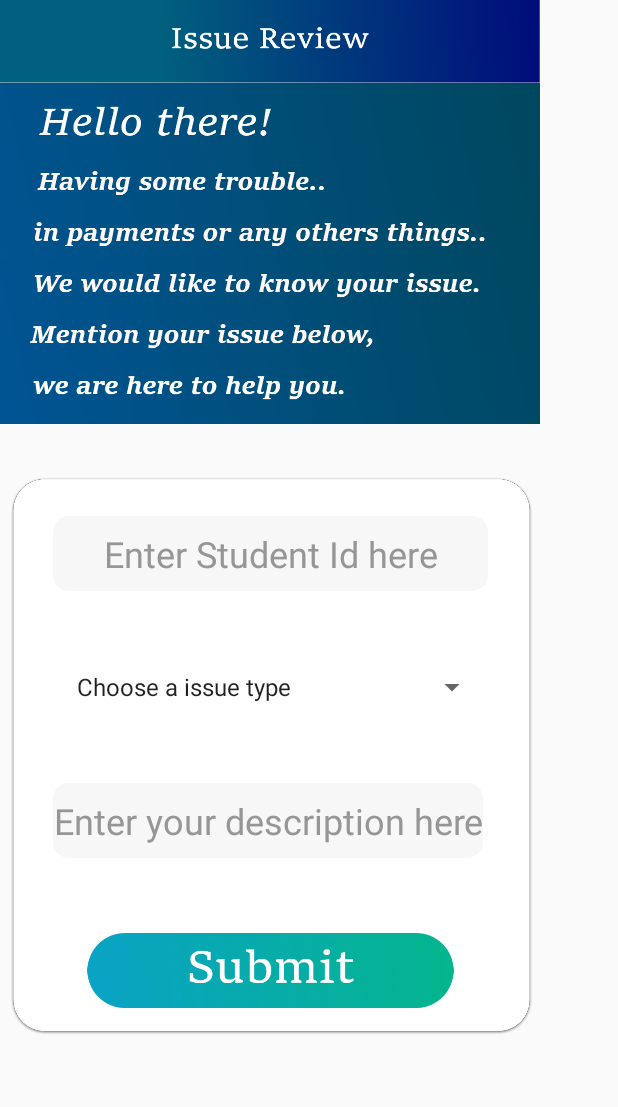
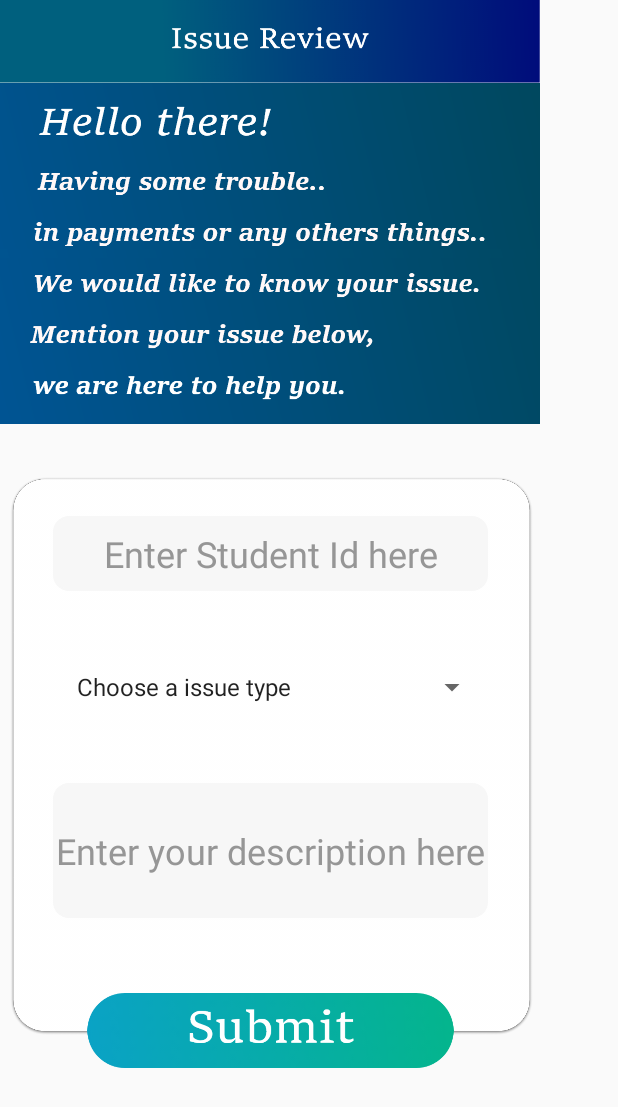
Before and after one commit to JulienAngelo/School-Management-System, an Android app: the screen it shows after launch (Issue_Review), on a phone screen of 412 x 824 dp. Shown: the top 1107 px of the screen. Run offline under Robolectric (Android 15) with nearby library versions, the phone set to English and light mode, and no system bars; our stand-ins replace Firebase (no records; nobody signed in at launch, a user with empty details on screens opened directly).

Commit message:
Issue_Review Completed.

```diff
--- a/app/src/main/res/layout/activity_issue__review.xml
+++ b/app/src/main/res/layout/activity_issue__review.xml
@@ -24,18 +24,20 @@
             android:layout_width="360dp"
             android:layout_height="285dp"
             android:layout_marginTop="-1dp"
-            android:layout_marginRight="20dp">
+            android:layout_marginEnd="20dp">
 
         <ImageView
             android:layout_width="400dp"
             android:layout_height="57dp"
-            android:src="@drawable/issue_review_header" />
+            android:src="@drawable/issue_review_header"
+            android:contentDescription="@string/issue_header" />
 
         <ImageView
             android:layout_width="wrap_content"
             android:layout_height="230dp"
             android:src="@drawable/issue_heaer_description"
-            android:layout_marginTop="55dp"/>
+            android:layout_marginTop="55dp"
+            android:contentDescription="@string/issue_description_header" />
         </RelativeLayout>
         <ScrollView
             android:layout_width="match_parent"
@@ -43,47 +45,50 @@
 
                 <LinearLayout
                     android:layout_width="match_parent"
-                    android:layout_height="match_parent"
+                    android:layout_height="wrap_content"
                     android:orientation="vertical">
 
         <ImageView
             android:layout_width="350dp"
             android:layout_height="400dp"
-            android:layout_marginLeft="6dp"
+            android:layout_marginStart="6dp"
             android:layout_marginTop="20dp"
-            android:src="@drawable/issue_rectangle" />
+            android:src="@drawable/issue_rectangle"
+            android:contentDescription="@string/rectangle_issue" />
 
         <EditText
             android:id="@+id/issue_student_id"
             android:layout_width="290dp"
             android:layout_height="50dp"
-            android:hint="Enter Student Id here"
+            android:hint="@string/enter_student_id_here"
             android:textSize="24sp"
             android:background="@drawable/issue_button"
             android:gravity="center"
             android:layout_marginTop="-360dp"
-            android:layout_marginLeft="35dp"
+            android:layout_marginStart="35dp"
             android:textColorHint="#969696"
-            android:inputType="number"/>
+            android:inputType="number"
+            android:autofillHints="" />
         <Spinner
             android:id="@+id/spinner"
             android:layout_width="290dp"
             android:layout_height="wrap_content"
             android:layout_marginTop="40dp"
-            android:layout_marginLeft="35dp"
+            android:layout_marginStart="35dp"
             />
         <EditText
             android:id="@+id/issue_description"
-            android:layout_width="wrap_content"
-            android:layout_height="50dp"
-            android:hint="Enter your description here"
+            android:layout_width="290dp"
+            android:layout_height="90dp"
+            android:hint="@string/enter_your_description_here"
             android:background="@drawable/issue_button"
             android:textSize="24sp"
             android:gravity="center"
             android:layout_marginTop="40dp"
-            android:layout_marginLeft="35dp"
+            android:layout_marginStart="35dp"
             android:textColorHint="#969696"
-            android:inputType="textLongMessage"/>
+            android:inputType="textLongMessage"
+            android:autofillHints="@string/enter_your_description_here" />
 
         <ImageView
             android:id="@+id/issue_submit"
@@ -91,7 +96,8 @@
             android:layout_height="50dp"
             android:src="@drawable/issue_submit"
             android:layout_marginTop="50dp"
-            android:layout_marginLeft="25dp"/>
+            android:layout_marginStart="25dp"
+            android:contentDescription="@string/submit_issue" />
                 </LinearLayout>
         </ScrollView>
 </LinearLayout>
--- a/app/src/main/res/values/strings.xml
+++ b/app/src/main/res/values/strings.xml
@@ -71,7 +71,7 @@
     <string name="submit_button">Submit</string>
     <string name="reject_button">Reject</string>
     <string name="pw_required">password is required.</string>
-    <string name="pw_pattern">Password should be consist of Aa-Zz letters, 0 - 9 Numbers.</string>
+    <string name="pw_pattern">Password should be consist of Aa–Zz letters, 0 – 9 Numbers.</string>
     <string name="pw_not_match">password not match.</string>
     <string name="pw_length">password length must be 8.</string>
     <string name="pw_confirm">Please confirm password.</string>
@@ -90,6 +90,12 @@
     <string name="payment">TODO</string>
     <string name="add_student">TODO</string>
     <string name="financial_dashboard">TODO</string>
+    <string name="issue_header">TODO</string>
+    <string name="issue_description_header">TODO</string>
+    <string name="rectangle_issue">TODO</string>
+    <string name="enter_student_id_here">Enter Student Id here</string>
+    <string name="enter_your_description_here">Enter your description here</string>
+    <string name="submit_issue">TODO</string>
 
 
 </resources>
```
